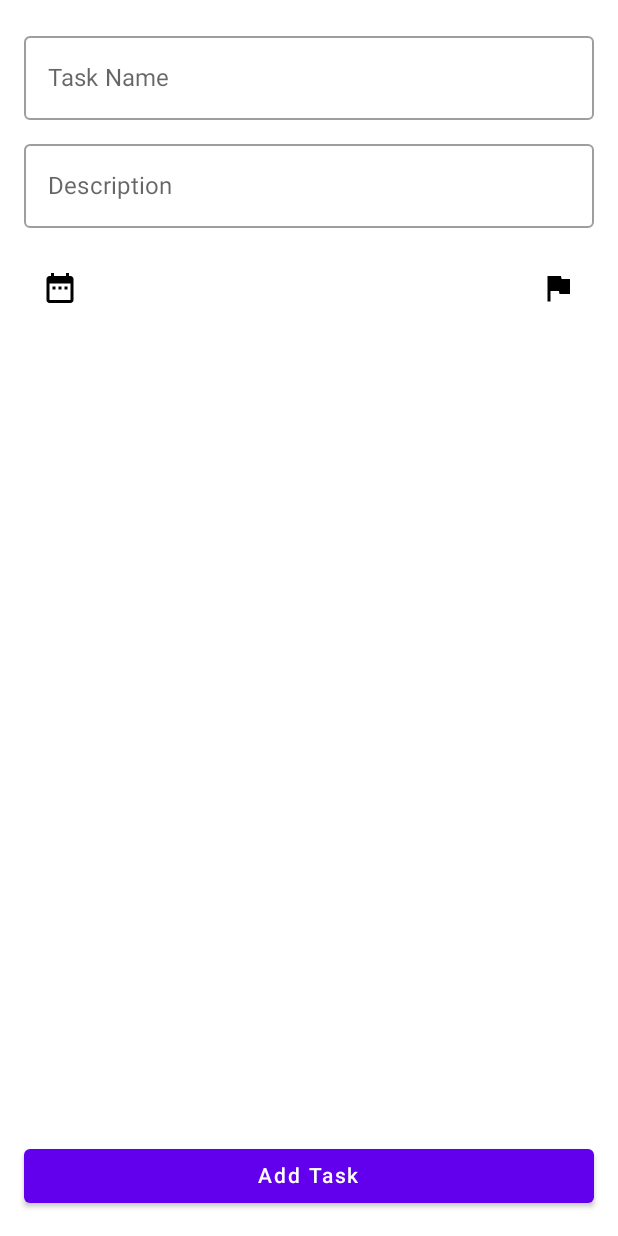
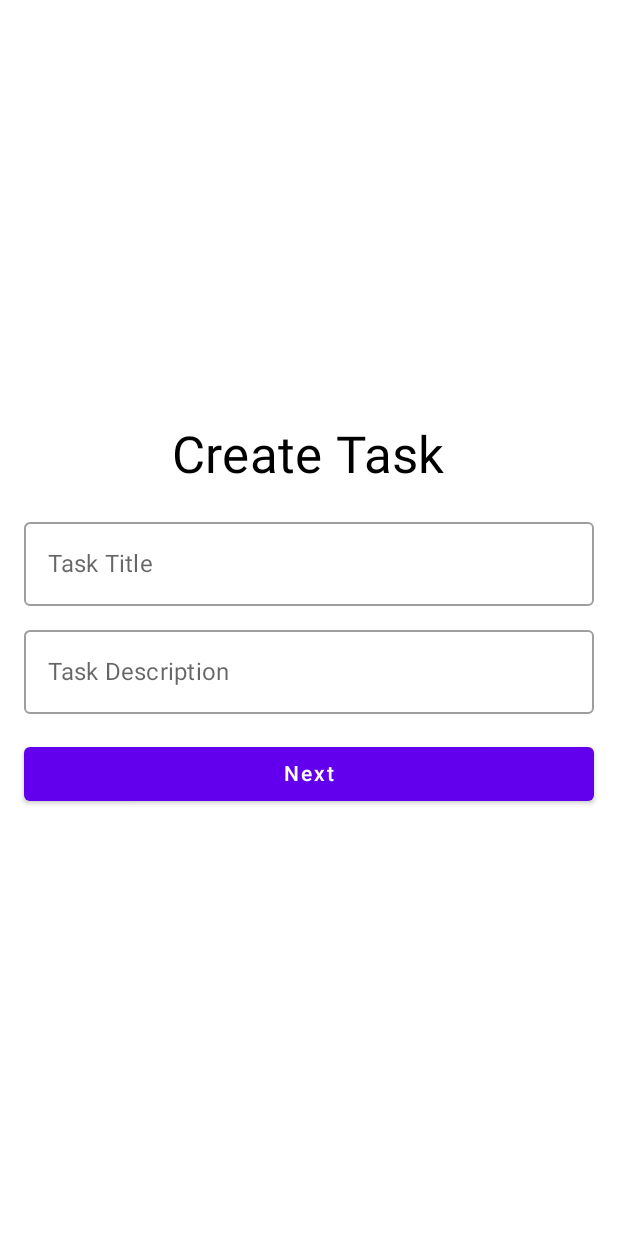
Before and after one commit to walid-damou/To-do-App, an Android app built with Jetpack Compose: the composable AddTaskScreen shown on its own in the app's theme, on a phone screen of 412 x 824 dp. Run offline under Robolectric (Android 15) with nearby library versions, the phone set to English and light mode, and no system bars; libraries missing offline, so code that uses them is left out: eilco.mobile; 1 statement that could not run was skipped.

Commit message:
[FEATURES/Homepage] V1.2 of the Homepage, not the final version

```diff
--- a/app/build.gradle.kts
+++ b/app/build.gradle.kts
@@ -65,4 +65,5 @@ dependencies {
     implementation("com.google.accompanist:accompanist-pager:0.32.0")
     implementation("com.google.accompanist:accompanist-pager-indicators:0.32.0")
     implementation("androidx.compose.material:material-icons-extended:1.5.0")
+    implementation ("com.google.firebase:firebase-database")
 }
--- a/app/src/main/java/eilco/mobile/To_do/ui/screens/AddTaskScreen.kt
+++ b/app/src/main/java/eilco/mobile/To_do/ui/screens/AddTaskScreen.kt
@@ -1,52 +1,57 @@
 package eilco.mobile.To_do.ui.screens
+import androidx.compose.foundation.background
 import androidx.compose.foundation.layout.*
 import androidx.compose.material.*
-import androidx.compose.material.icons.Icons
-import androidx.compose.material.icons.filled.DateRange
 import androidx.compose.runtime.Composable
+import androidx.compose.runtime.mutableStateOf
+import androidx.compose.runtime.remember
 import androidx.compose.ui.*
-import androidx.compose.ui.text.style.*
+import androidx.compose.ui.graphics.Color
 import androidx.compose.ui.unit.dp
-import androidx.compose.material.icons.filled.Flag
 
 @Composable
-fun AddTaskScreen(onTaskAdded: () -> Unit) {
-    Column(
+fun AddTaskScreen(onProceed: () -> Unit) {
+    val taskTitle = remember { mutableStateOf("") }
+    val taskDescription = remember { mutableStateOf("") }
+
+    Box(
         modifier = Modifier
             .fillMaxSize()
-            .padding(16.dp)
+            .background(Color.White)
+            .padding(16.dp),
+        contentAlignment = Alignment.Center
     ) {
+        Column(
+            horizontalAlignment = Alignment.CenterHorizontally,
+            verticalArrangement = Arrangement.Center
+        ) {
+            Text(
+                text = "Create Task",
+                style = MaterialTheme.typography.h4,
+                modifier = Modifier.padding(bottom = 16.dp)
+            )
             OutlinedTextField(
-            value = "",
-            onValueChange = { /* Update Task Name */ },
-            label = { Text("Task Name") },
+                value = taskTitle.value,
+                onValueChange = { taskTitle.value = it },
+                label = { Text("Task Title") },
                 modifier = Modifier.fillMaxWidth()
             )
             Spacer(modifier = Modifier.height(8.dp))
             OutlinedTextField(
-            value = "",
-            onValueChange = { /* Update Description */ },
-            label = { Text("Description") },
+                value = taskDescription.value,
+                onValueChange = { taskDescription.value = it },
+                label = { Text("Task Description") },
                 modifier = Modifier.fillMaxWidth()
             )
             Spacer(modifier = Modifier.height(16.dp))
-        Row(
-            horizontalArrangement = Arrangement.SpaceBetween,
+            Button(
+                onClick = {
+                    onProceed()
+                },
                 modifier = Modifier.fillMaxWidth()
             ) {
-            IconButton(onClick = { /* Open Date Picker */ }) {
-                Icon(Icons.Default.DateRange, contentDescription = "Date Picker")
-            }
-            IconButton(onClick = { /* Open Priority Picker */ }) {
-                Icon(Icons.Filled.Flag, contentDescription = "Priority Picker")
-            }
-        }
-        Spacer(modifier = Modifier.weight(1f))
-        Button(
-            onClick = onTaskAdded,
-            modifier = Modifier.fillMaxWidth()
-        ) {
-            Text("Add Task")
+                Text("Next")
             }
         }
     }
+}
--- a/app/src/main/java/eilco/mobile/To_do/ui/screens/CreateAccountScreen.kt
+++ b/app/src/main/java/eilco/mobile/To_do/ui/screens/CreateAccountScreen.kt
@@ -21,7 +21,7 @@ fun CreateAccountScreen(onFinish: () -> Unit) {
         modifier = Modifier
             .fillMaxSize()
             .padding(16.dp),
-        contentAlignment = Alignment.Center // Center all elements inside the Box
+        contentAlignment = Alignment.Center
     ) {
         Column(
             horizontalAlignment = Alignment.CenterHorizontally,
```
Also changed, not shown: app/src/main/java/eilco/mobile/To_do/MainActivity.kt (+5 -7 lines), app/src/main/java/eilco/mobile/To_do/ui/AppNavigation.kt (+20 -10 lines), app/src/main/java/eilco/mobile/To_do/ui/ThemeViewModel.kt (added, +34 -0 lines), app/src/main/java/eilco/mobile/To_do/ui/screens/CalendarPickerScreen.kt (+10 -4 lines), app/src/main/java/eilco/mobile/To_do/ui/screens/ChooseThemeScreen.kt (+123 -44 lines), app/src/main/java/eilco/mobile/To_do/ui/screens/PriorityPickerScreen.kt (+7 -2 lines), app/src/main/java/eilco/mobile/To_do/ui/screens/TimePickerScreen.kt (+9 -4 lines), app/src/main/java/eilco/mobile/To_do/ui/screens/TodayTaskScreen.kt (+15 -4 lines). Lines whose indentation alone changed are shown as unchanged.
